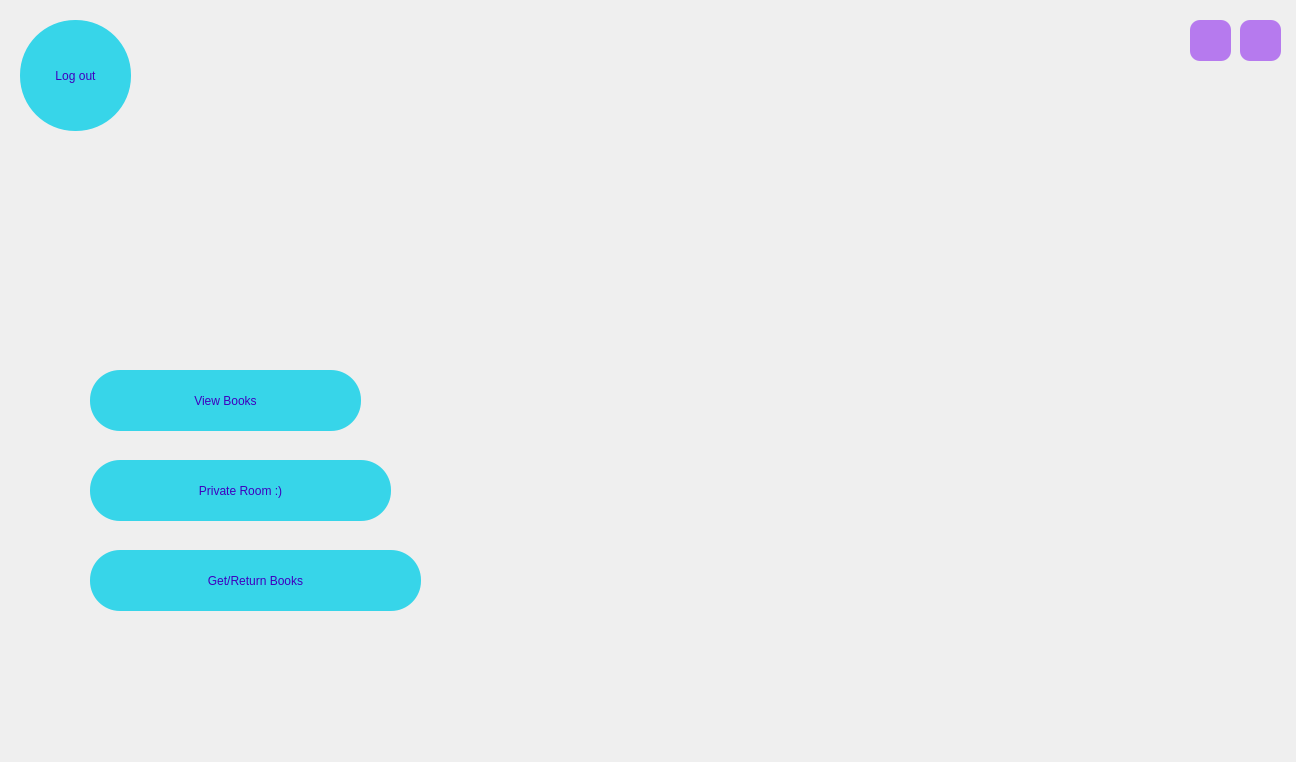
The window that boydashboard.ui (audrina-ebrahimi/Library) describes before a commit, drawn with Qt 5.
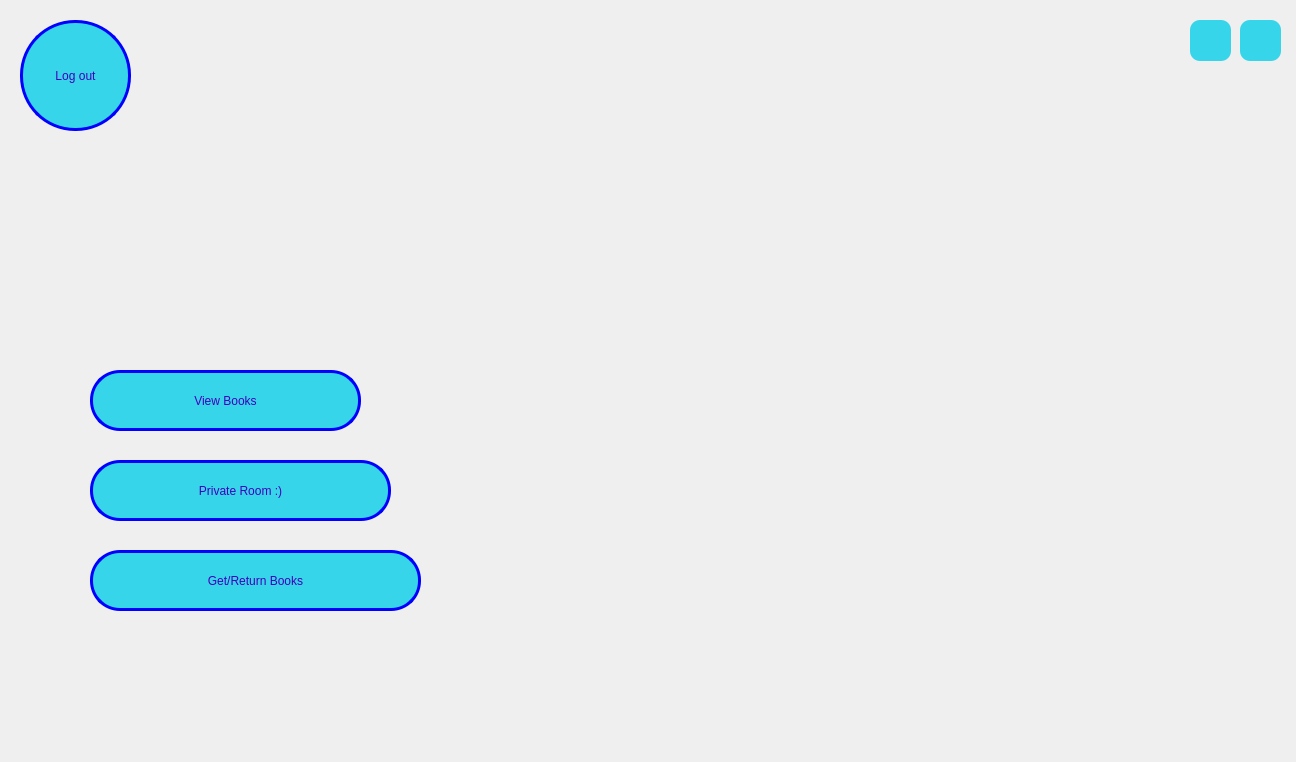
The same window after the commit. Icons and pictures are not drawn.

The edit to the form file:
```diff
--- a/boydashboard.ui
+++ b/boydashboard.ui
@@ -44,26 +44,6 @@
 }
 
 
-QPushButton#closeButton
-{
-	border-radius: 10px;
-	background-color: rgb(182, 122, 238);
-
-}
-QPushButton#menuButton
-{
-	border-radius: 10px;
-	background-color: rgb(182, 122, 238);
-}
-
-QPushButton:hover#closeButton
-{ 
-	background-color: rgb(54, 209, 229);
-}
-QPushButton:hover#menuButton
-{ 
-	background-color: rgb(54, 209, 229);
-}
 </string>
   </property>
   <widget class="QWidget" name="centralwidget">
@@ -83,7 +63,7 @@
      <string>Close the app</string>
     </property>
     <property name="styleSheet">
-     <string notr="true"/>
+     <string notr="true">border-radius: 10px;</string>
     </property>
     <property name="text">
      <string/>
@@ -115,7 +95,7 @@
      <string>Back to main menu</string>
     </property>
     <property name="styleSheet">
-     <string notr="true"/>
+     <string notr="true">border-radius: 10px;</string>
     </property>
     <property name="text">
      <string/>
@@ -144,7 +124,9 @@
      <cursorShape>PointingHandCursor</cursorShape>
     </property>
     <property name="styleSheet">
-     <string notr="true">border-radius: 55px;</string>
+     <string notr="true">border-radius: 55px;
+border: 3px solid rgb(0, 0, 255);
+</string>
     </property>
     <property name="text">
      <string>Log out</string>
@@ -162,6 +144,9 @@
     <property name="cursor">
      <cursorShape>PointingHandCursor</cursorShape>
     </property>
+    <property name="styleSheet">
+     <string notr="true">border: 3px solid rgb(0, 0, 255);</string>
+    </property>
     <property name="text">
      <string>View Books</string>
     </property>
@@ -178,6 +163,9 @@
     <property name="cursor">
      <cursorShape>PointingHandCursor</cursorShape>
     </property>
+    <property name="styleSheet">
+     <string notr="true">border: 3px solid rgb(0, 0, 255);</string>
+    </property>
     <property name="text">
      <string>Get/Return Books</string>
     </property>
@@ -194,6 +182,9 @@
     <property name="cursor">
      <cursorShape>PointingHandCursor</cursorShape>
     </property>
+    <property name="styleSheet">
+     <string notr="true">border: 3px solid rgb(0, 0, 255);</string>
+    </property>
     <property name="text">
      <string>Private Room :)</string>
     </property>
```
